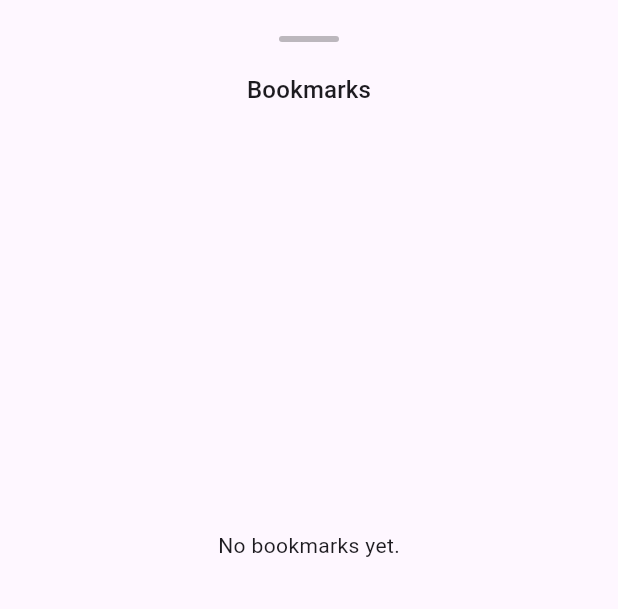
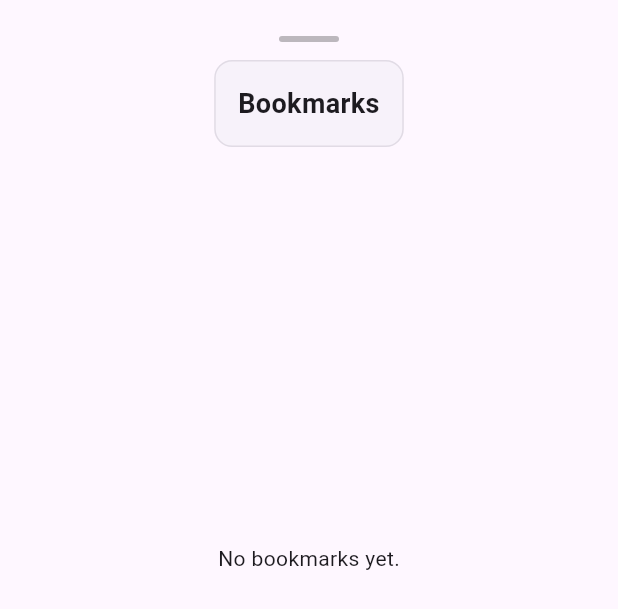
Before and after one commit to ika/flutter_bible, a Flutter app: the HandleBookmarksCode widget shown alone on an empty page, opened directly, on a phone screen of 412 x 824 dp. Shown: the top 609 px of the screen. Run offline on Flutter 3.47's test engine with Material 3 defaults, Android fonts, the phone set to English and light mode, and no system bars; our stand-ins replace isar, scrollable_positioned_list, shared_preferences; accounts and stored records are empty; generated files the repository leaves out were written again; network calls fail.

Commit message:
Style bookmarks title to match bottom sheet design
- Move Padding inside Card
- Change border color to outlineVariant
- Use bold 18px font with center alignment

Co-authored-by: Junie <junie@jetbrains.com>

```diff
--- a/lib/main/bookmarks.dart
+++ b/lib/main/bookmarks.dart
@@ -35,6 +35,8 @@ class HandleBookmarksCodeState extends State<HandleBookmarksCode> {
 
   @override
   Widget build(BuildContext context) {
+    final theme = Theme.of(context);
+    final colorScheme = theme.colorScheme;
     final mq = MediaQuery.of(context);
     final title = switch (Globals.type) {
       1 => 'Bookmarks',
@@ -58,11 +60,24 @@ class HandleBookmarksCodeState extends State<HandleBookmarksCode> {
             child: Column(
               children: [
                 const _BottomSheetDragHandle(),
-                Padding(
-                  padding: const EdgeInsets.symmetric(vertical: 12),
-                  child: Text(
-                    title,
-                    style: Theme.of(context).textTheme.titleMedium,
+                Card(
+                  elevation: 0,
+                  shape: RoundedRectangleBorder(
+                    borderRadius: BorderRadius.circular(12),
+                    side: BorderSide(
+                      color: colorScheme.outlineVariant.withValues(alpha: 0.5),
+                    ),
+                  ),
+                  child: Padding(
+                    padding: const EdgeInsets.all(16),
+                    child: Text(
+                      title,
+                      textAlign: TextAlign.center,
+                      style: const TextStyle(
+                        fontWeight: FontWeight.bold,
+                        fontSize: 18,
+                      ),
+                    ),
                   ),
                 ),
                 Expanded(
```
Also changed, not shown: pubspec.lock.
